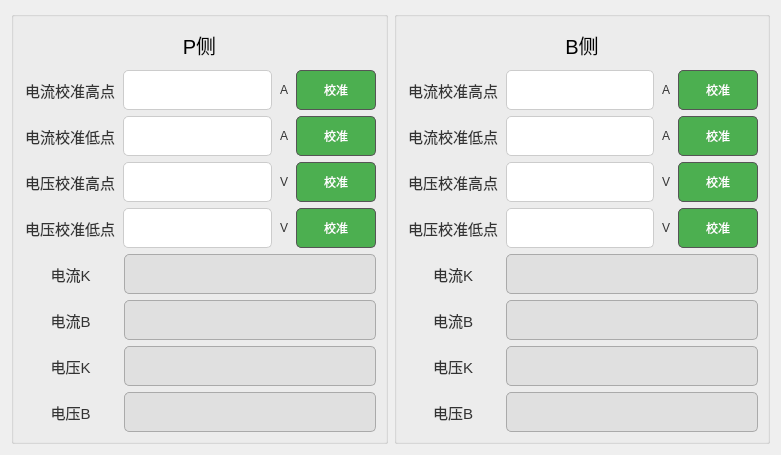
Qt form tformcali.ui (Curtain-Wang/TDB) before a commit.
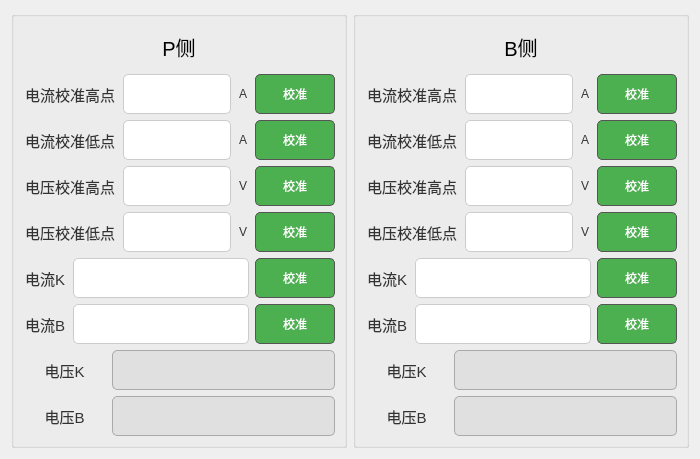
The same form after that commit.

Commit message: 电流K、B可设置

Patch:
```diff
--- a/tformcali.ui
+++ b/tformcali.ui
@@ -6,15 +6,15 @@
    <rect>
     <x>0</x>
     <y>0</y>
-    <width>781</width>
-    <height>455</height>
+    <width>700</width>
+    <height>459</height>
    </rect>
   </property>
   <property name="windowTitle">
    <string>Form</string>
   </property>
-  <layout class="QHBoxLayout" name="horizontalLayout_17">
-   <item>
+  <layout class="QGridLayout" name="gridLayout">
+   <item row="0" column="0">
     <widget class="QGroupBox" name="groupBox">
      <property name="title">
       <string/>
@@ -596,7 +596,7 @@
        </layout>
       </item>
       <item>
-       <layout class="QHBoxLayout" name="horizontalLayout_9" stretch="3,8">
+       <layout class="QHBoxLayout" name="horizontalLayout_9">
         <item>
          <widget class="QLabel" name="label_19">
           <property name="minimumSize">
@@ -630,7 +630,7 @@
         <item>
          <widget class="QLineEdit" name="l22">
           <property name="enabled">
-           <bool>false</bool>
+           <bool>true</bool>
           </property>
           <property name="minimumSize">
            <size>
@@ -662,10 +662,55 @@
           </property>
          </widget>
         </item>
+        <item>
+         <widget class="QPushButton" name="pushButton_10">
+          <property name="minimumSize">
+           <size>
+            <width>80</width>
+            <height>40</height>
+           </size>
+          </property>
+          <property name="styleSheet">
+           <string notr="true">/* QPushButton 样式 */
+QPushButton {
+    padding: 5px 10px;
+    border: 1px solid #555;
+    border-radius: 5px;
+    background-color: #4CAF50; /* 启用状态的背景色 */
+    color: white; /* 启用状态的字体颜色 */
+    transition: all 0.2s ease; /* 平滑过渡效果 */
+}
+
+/* 禁用状态 */
+QPushButton:disabled {
+    background-color: #ccc; /* 禁用状态的背景色 */
+    border: 1px solid #aaa; /* 禁用状态的边框颜色 */
+    color: #777; /* 禁用状态的字体颜色 */
+}
+
+/* 鼠标悬浮效果 */
+QPushButton:hover {
+    background-color: #45a049; /* 悬浮时背景色加深 */
+    border-color: #4CAF50; /* 边框颜色更明显 */
+}
+
+/* 按钮按下效果 */
+QPushButton:pressed {
+    background-color: #388e3c; /* 按下时背景色更深 */
+    border-color: #2e7d32; /* 按下时边框颜色变深 */
+    transform: translateY(2px); /* 按下时按钮下移产生下陷效果 */
+}
+</string>
+          </property>
+          <property name="text">
+           <string>校准</string>
+          </property>
+         </widget>
+        </item>
        </layout>
       </item>
       <item>
-       <layout class="QHBoxLayout" name="horizontalLayout_10" stretch="3,8">
+       <layout class="QHBoxLayout" name="horizontalLayout_10">
         <item>
          <widget class="QLabel" name="label_20">
           <property name="minimumSize">
@@ -699,7 +744,7 @@
         <item>
          <widget class="QLineEdit" name="l21">
           <property name="enabled">
-           <bool>false</bool>
+           <bool>true</bool>
           </property>
           <property name="minimumSize">
            <size>
@@ -731,6 +776,51 @@
           </property>
          </widget>
         </item>
+        <item>
+         <widget class="QPushButton" name="pushButton_11">
+          <property name="minimumSize">
+           <size>
+            <width>80</width>
+            <height>40</height>
+           </size>
+          </property>
+          <property name="styleSheet">
+           <string notr="true">/* QPushButton 样式 */
+QPushButton {
+    padding: 5px 10px;
+    border: 1px solid #555;
+    border-radius: 5px;
+    background-color: #4CAF50; /* 启用状态的背景色 */
+    color: white; /* 启用状态的字体颜色 */
+    transition: all 0.2s ease; /* 平滑过渡效果 */
+}
+
+/* 禁用状态 */
+QPushButton:disabled {
+    background-color: #ccc; /* 禁用状态的背景色 */
+    border: 1px solid #aaa; /* 禁用状态的边框颜色 */
+    color: #777; /* 禁用状态的字体颜色 */
+}
+
+/* 鼠标悬浮效果 */
+QPushButton:hover {
+    background-color: #45a049; /* 悬浮时背景色加深 */
+    border-color: #4CAF50; /* 边框颜色更明显 */
+}
+
+/* 按钮按下效果 */
+QPushButton:pressed {
+    background-color: #388e3c; /* 按下时背景色更深 */
+    border-color: #2e7d32; /* 按下时边框颜色变深 */
+    transform: translateY(2px); /* 按下时按钮下移产生下陷效果 */
+}
+</string>
+          </property>
+          <property name="text">
+           <string>校准</string>
+          </property>
+         </widget>
+        </item>
        </layout>
       </item>
       <item>
@@ -874,7 +964,7 @@
      </layout>
     </widget>
    </item>
-   <item>
+   <item row="0" column="1">
     <widget class="QGroupBox" name="groupBox_2">
      <property name="title">
       <string/>
@@ -1456,7 +1546,7 @@
        </layout>
       </item>
       <item>
-       <layout class="QHBoxLayout" name="horizontalLayout_13" stretch="3,8">
+       <layout class="QHBoxLayout" name="horizontalLayout_13">
         <item>
          <widget class="QLabel" name="label_23">
           <property name="minimumSize">
@@ -1490,7 +1580,7 @@
         <item>
          <widget class="QLineEdit" name="l20">
           <property name="enabled">
-           <bool>false</bool>
+           <bool>true</bool>
           </property>
           <property name="minimumSize">
            <size>
@@ -1522,10 +1612,55 @@
           </property>
          </widget>
         </item>
+        <item>
+         <widget class="QPushButton" name="pushButton_12">
+          <property name="minimumSize">
+           <size>
+            <width>80</width>
+            <height>40</height>
+           </size>
+          </property>
+          <property name="styleSheet">
+           <string notr="true">/* QPushButton 样式 */
+QPushButton {
+    padding: 5px 10px;
+    border: 1px solid #555;
+    border-radius: 5px;
+    background-color: #4CAF50; /* 启用状态的背景色 */
+    color: white; /* 启用状态的字体颜色 */
+    transition: all 0.2s ease; /* 平滑过渡效果 */
+}
+
+/* 禁用状态 */
+QPushButton:disabled {
+    background-color: #ccc; /* 禁用状态的背景色 */
+    border: 1px solid #aaa; /* 禁用状态的边框颜色 */
+    color: #777; /* 禁用状态的字体颜色 */
+}
+
+/* 鼠标悬浮效果 */
+QPushButton:hover {
+    background-color: #45a049; /* 悬浮时背景色加深 */
+    border-color: #4CAF50; /* 边框颜色更明显 */
+}
+
+/* 按钮按下效果 */
+QPushButton:pressed {
+    background-color: #388e3c; /* 按下时背景色更深 */
+    border-color: #2e7d32; /* 按下时边框颜色变深 */
+    transform: translateY(2px); /* 按下时按钮下移产生下陷效果 */
+}
+</string>
+          </property>
+          <property name="text">
+           <string>校准</string>
+          </property>
+         </widget>
+        </item>
        </layout>
       </item>
       <item>
-       <layout class="QHBoxLayout" name="horizontalLayout_14" stretch="3,8">
+       <layout class="QHBoxLayout" name="horizontalLayout_14">
         <item>
          <widget class="QLabel" name="label_24">
           <property name="minimumSize">
@@ -1559,7 +1694,7 @@
         <item>
          <widget class="QLineEdit" name="l19">
           <property name="enabled">
-           <bool>false</bool>
+           <bool>true</bool>
           </property>
           <property name="minimumSize">
            <size>
@@ -1591,6 +1726,51 @@
           </property>
          </widget>
         </item>
+        <item>
+         <widget class="QPushButton" name="pushButton_13">
+          <property name="minimumSize">
+           <size>
+            <width>80</width>
+            <height>40</height>
+           </size>
+          </property>
+          <property name="styleSheet">
+           <string notr="true">/* QPushButton 样式 */
+QPushButton {
+    padding: 5px 10px;
+    border: 1px solid #555;
+    border-radius: 5px;
+    background-color: #4CAF50; /* 启用状态的背景色 */
+    color: white; /* 启用状态的字体颜色 */
+    transition: all 0.2s ease; /* 平滑过渡效果 */
+}
+
+/* 禁用状态 */
+QPushButton:disabled {
+    background-color: #ccc; /* 禁用状态的背景色 */
+    border: 1px solid #aaa; /* 禁用状态的边框颜色 */
+    color: #777; /* 禁用状态的字体颜色 */
+}
+
+/* 鼠标悬浮效果 */
+QPushButton:hover {
+    background-color: #45a049; /* 悬浮时背景色加深 */
+    border-color: #4CAF50; /* 边框颜色更明显 */
+}
+
+/* 按钮按下效果 */
+QPushButton:pressed {
+    background-color: #388e3c; /* 按下时背景色更深 */
+    border-color: #2e7d32; /* 按下时边框颜色变深 */
+    transform: translateY(2px); /* 按下时按钮下移产生下陷效果 */
+}
+</string>
+          </property>
+          <property name="text">
+           <string>校准</string>
+          </property>
+         </widget>
+        </item>
        </layout>
       </item>
       <item>
```
The commit also changes 1 other file.
